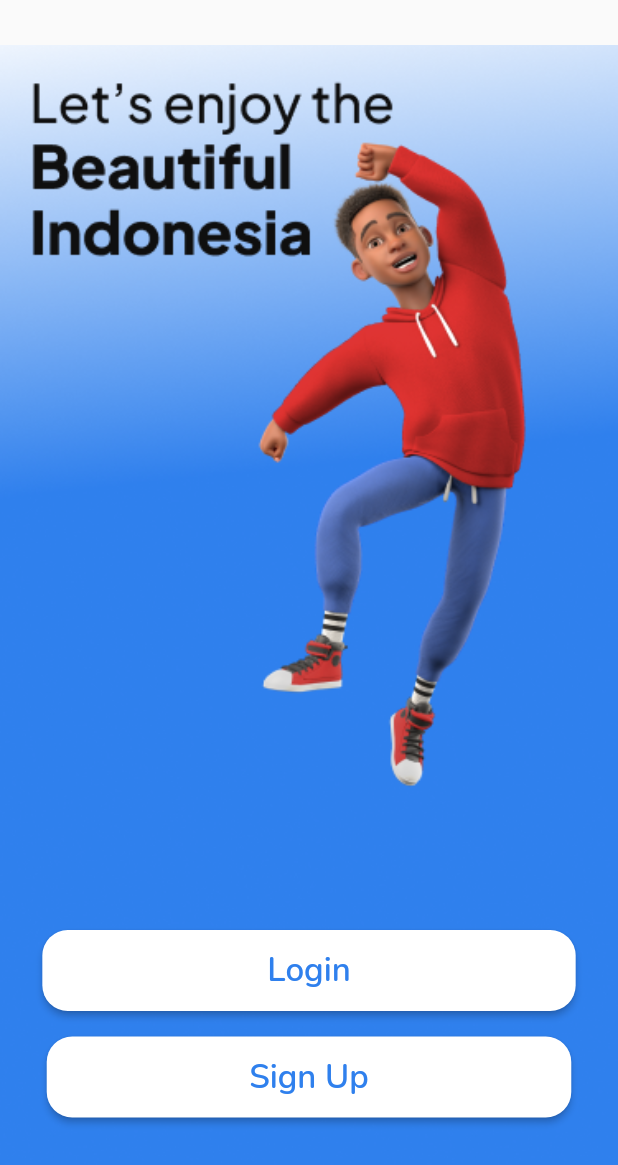
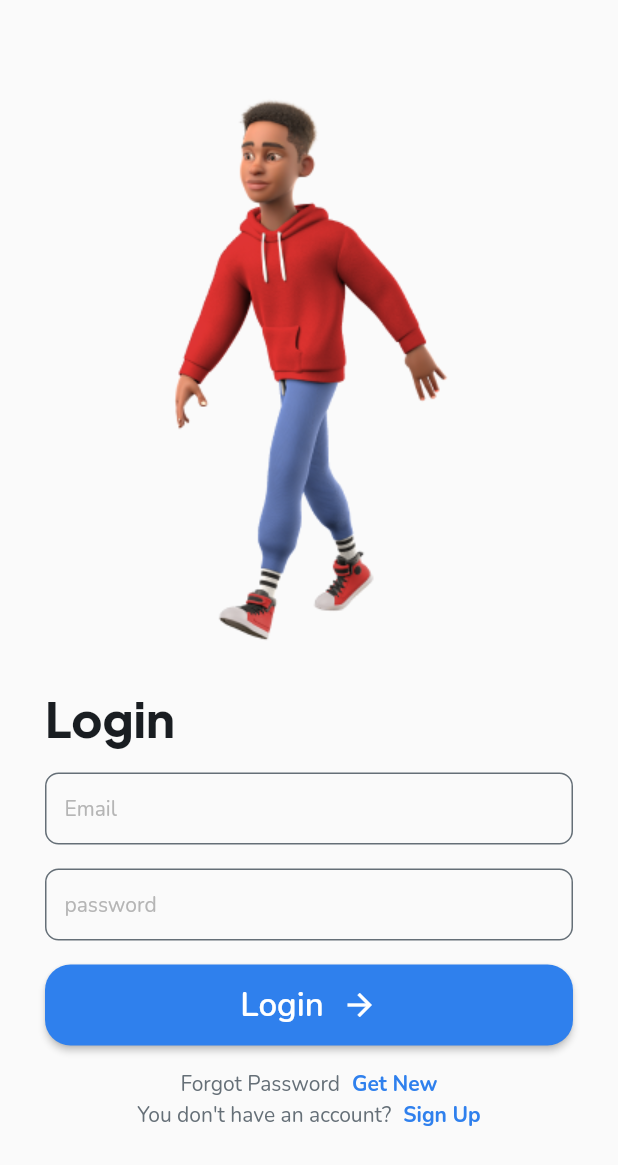
Before and after one commit to baihaqiyazid/tripus-frontend, a Flutter app: the LandingPage screen opened directly, after a tap on "Login", on a phone screen of 412 x 824 dp. Shown: the top 1165 px of the screen. Run offline on Flutter 3.47's test engine with Material 2 defaults, Android fonts, the phone set to English and light mode, and no system bars; our stand-ins replace bloc, email_validator, flutter_bloc, flutter_easyloading, flutter_svg, geocoding and 3 more; missing offline and left inert: dart:ffi, mapbox_search; accounts and stored records are empty.

Commit message:
add files

```diff
--- a/lib/bloc/user_bloc.dart
+++ b/lib/bloc/user_bloc.dart
@@ -34,6 +34,24 @@ class UserBloc extends Bloc<UserEvent, UserState> {
         }
      }
 
+      if (event is UserPostLogin) {
+        emit(UserPostLoading());
+        try {
+          await Future.delayed(const Duration(seconds: 0), () async {
+            UserModel user = await userRepository.login(
+              event.email,
+              event.password
+            );
+
+            emit(UserPostSuccess());
+          });
+        } catch (e) {
+          // print(e);
+          var err = e.toString().replaceAll('Exception: ', '');
+          emit(UserPostError(err));
+        }
+      }
+
       if (event is UserVerifyEvent) {
         emit(UserPostLoading());
         try {
--- a/lib/bloc/user_event.dart
+++ b/lib/bloc/user_event.dart
@@ -10,6 +10,13 @@ class UserPostRegister extends UserEvent {
   UserPostRegister(this.name, this.email, this.password,);
 }
 
+class UserPostLogin extends UserEvent {
+  final String email;
+  final String password;
+
+  UserPostLogin( this.email, this.password,);
+}
+
 class UserVerifyEvent extends UserEvent {
   final String otpCode;
   UserVerifyEvent(this.otpCode);
--- a/lib/data/repository/user_repo.dart
+++ b/lib/data/repository/user_repo.dart
@@ -65,4 +65,25 @@ class UserRepositoryImpl extends UserRepository{
       throw Exception(firstError);
     }
   }
+
+  Future<UserModel> login(String email, password) async {
+    final response = await http.post(Uri.parse('$baseUrl/login'), body: {
+      "email": email,
+      "password": password,
+    });
+
+    if (response.statusCode == 200) {
+      var data = jsonDecode(response.body)['data'];
+      UserModel user = UserModel.fromJson(data['user']);
+      user.token = data['token_type'] + " " + data['access_token'];
+      UserData.setToken(user.token);
+      await UserData.updateUser(user); // save data user yang sudah login ke shared preference
+      // print("UserData: ${UserData.user!.favorite![0].userId}");
+      return user;
+    } else {
+      Map<String, dynamic> responseData = jsonDecode(response.body);
+      throw Exception(responseData['data']['errors']);
+    }
+  }
+
 }
--- a/lib/helper/easy_loading.dart
+++ b/lib/helper/easy_loading.dart
@@ -4,6 +4,7 @@ import 'package:flutter/material.dart';
 class Loading {
   static void showInfo(String message) {
     EasyLoading.instance
+      ..displayDuration = Duration(milliseconds: 600)
       ..loadingStyle = EasyLoadingStyle.custom
       ..backgroundColor = Colors.orangeAccent;
     EasyLoading.showInfo(message);
--- a/lib/helper/theme.dart
+++ b/lib/helper/theme.dart
@@ -1,8 +1,8 @@
 import 'package:flutter/material.dart';
 import 'package:google_fonts/google_fonts.dart';
 
-String baseUrl = "http://192.168.100.242:8000/api";
-String baseUrlImage = "http://192.168.100.242:8000";
+String baseUrl = "http://192.168.100.246:8000/api";
+String baseUrlImage = "http://192.168.100.246:8000";
 
 Color backgroundColor = Color(0xffFFFFFF);
 Color textPrimaryColor = Color(0xff191D21);
--- a/lib/pages/home/home_page.dart
+++ b/lib/pages/home/home_page.dart
@@ -96,6 +96,7 @@ class _HomePageState extends State<HomePage> {
         child: Container(
           padding: EdgeInsets.symmetric(horizontal: 20),
           child: AppBar(
+            automaticallyImplyLeading: false,
             elevation: 0,
             backgroundColor: Colors.transparent,
             title: SvgPicture.asset('assets/logo.svg'),
@@ -113,7 +114,8 @@ class _HomePageState extends State<HomePage> {
           ),
         ),
       ),
-      body: Container(
+      body: SafeArea(
+        child: Container(
           margin: EdgeInsets.only(left: 24, right: 24),
           child: Column(
             children: [
@@ -131,6 +133,7 @@ class _HomePageState extends State<HomePage> {
             ],
           ),
         ),
+      ),
     );
   }
 }
--- a/lib/pages/landing/landing_page.dart
+++ b/lib/pages/landing/landing_page.dart
@@ -1,7 +1,6 @@
 import 'dart:ffi';
 
 import 'package:flutter/material.dart';
-import 'package:flutter_svg/svg.dart';
 
 import '../../helper/theme.dart';
 import 'landing_signup.dart';
@@ -11,23 +10,26 @@ class LandingPage extends StatelessWidget {
 
   @override
   Widget build(BuildContext context) {
-    return Center(
+    return Scaffold(
+      body: Center(
         child: Container(
           margin: EdgeInsets.only(top: 30),
           child: Stack(
+            alignment: Alignment.center,
             children: [
               Image.asset(
-              'assets/background_landing.png', fit: BoxFit.cover, width:  double.infinity,
+                'assets/background_landing.png', fit: BoxFit.cover, width:  double.infinity, height: MediaQuery.of(context).size.height,
               ),
-            Center(
-              child: Positioned(
+              Positioned(
                 top: 0,
                 child: Column(
                   children: [
                     Container(
                       margin: EdgeInsets.only(top: 590, bottom: 17),
                       child: ElevatedButton(
-                          onPressed: () {},
+                          onPressed: () {
+                            Navigator.pushNamed(context, '/login');
+                          },
                         style: ButtonStyle(
                           padding: MaterialStateProperty.all<EdgeInsetsGeometry>(
                             EdgeInsets.symmetric(
@@ -71,9 +73,9 @@ class LandingPage extends StatelessWidget {
                     ),
                   ],
                 ),
-              ),
               )
             ]
+          ),
         ),
       ),
     );
--- a/lib/pages/landing/landing_signup.dart
+++ b/lib/pages/landing/landing_signup.dart
@@ -22,10 +22,7 @@ class LandingSignUp extends StatelessWidget {
                 ),),
               ),
               Center(
-                child: Positioned(
-                  top: 0,
                 child: Column(
-                    crossAxisAlignment: CrossAxisAlignment.start,
                   children: [
                     Container(
                       margin: EdgeInsets.only(top: 590, bottom: 17),
@@ -74,7 +71,6 @@ class LandingSignUp extends StatelessWidget {
                     ),
                   ],
                 ),
-                ),
               )
             ]
         ),
--- /dev/null
+++ b/lib/pages/login_page.dart
@@ -0,0 +1,246 @@
+import 'dart:async';
+
+import 'package:email_validator/email_validator.dart';
+import 'package:flutter/material.dart';
+import 'package:flutter_bloc/flutter_bloc.dart';
+import 'package:flutter_easyloading/flutter_easyloading.dart';
+
+import '../bloc/user_bloc.dart';
+import '../helper/easy_loading.dart';
+import '../helper/theme.dart';
+
+class LoginPage extends StatefulWidget {
+  const LoginPage({super.key});
+
+  @override
+  State<LoginPage> createState() => _LoginPageState();
+}
+
+class _LoginPageState extends State<LoginPage> {
+  TextEditingController emailController = TextEditingController(text: '');
+  TextEditingController passwordController = TextEditingController(text: '');
+
+  Timer? _timer;
+
+  void initState() {
+    super.initState();
+    EasyLoading.addStatusCallback((status) {
+      if (status == EasyLoadingStatus.dismiss) {
+        _timer?.cancel();
+      }
+    });
+  }
+
+  @override
+  Widget build(BuildContext context) {
+    handleLogin() {
+      FocusScope.of(context).unfocus();
+
+      BlocProvider.of<UserBloc>(context).add(UserPostLogin(
+        emailController.text,
+        passwordController.text,
+      ));
+    }
+
+    Widget emailInput() {
+      return Container(
+        margin: EdgeInsets.symmetric(horizontal: 30, vertical: 16),
+        padding: EdgeInsets.all(12),
+        decoration: BoxDecoration(
+            border: Border.all(color: textSecondaryColor),
+            borderRadius: BorderRadius.circular(9)),
+        child: TextFormField(
+          controller: emailController,
+          style: primaryTextStyle,
+          decoration: InputDecoration.collapsed(
+              hintText: "Email",
+              hintStyle: hintTextStyle.copyWith(
+                fontSize: 14,
+              )),
+          textAlign: TextAlign.start,
+        ),
+      );
+    }
+
+    Widget passwordInput() {
+      return Container(
+        margin: EdgeInsets.symmetric(horizontal: 30),
+        padding: EdgeInsets.all(12),
+        decoration: BoxDecoration(
+            border: Border.all(color: textSecondaryColor),
+            borderRadius: BorderRadius.circular(9)),
+        child: TextFormField(
+          controller: passwordController,
+          style: primaryTextStyle,
+          obscureText: true,
+          decoration: InputDecoration.collapsed(
+              hintText: "password",
+              hintStyle: hintTextStyle.copyWith(
+                fontSize: 14,
+              )),
+          textAlign: TextAlign.start,
+        ),
+      );
+    }
+
+    Widget buttonLogin() {
+      return Container(
+        margin: EdgeInsets.only(top: 16, left: 30, right: 30),
+        child: ElevatedButton(
+          onPressed: () {
+            if (emailController.text.isEmpty) {
+              Loading.showInfo("Email field is required");
+            } else if (!EmailValidator.validate(emailController.text)) {
+              Loading.showInfo("Incorrect email format");
+            } else if (passwordController.text.isEmpty) {
+              Loading.showInfo("Password field is required");
+            } else {
+              handleLogin();
+            }
+          },
+          style: ButtonStyle(
+            padding: MaterialStateProperty.all<EdgeInsetsGeometry>(
+              EdgeInsets.symmetric(
+                  vertical: 12), // Set the desired padding values
+            ),
+            shape: MaterialStateProperty.all<RoundedRectangleBorder>(
+              RoundedRectangleBorder(
+                borderRadius:
+                BorderRadius.circular(17), // Set the desired border radius
+              ),
+            ),
+            backgroundColor:
+            MaterialStateProperty.all<Color>(textButtonSecondaryColor),
+          ),
+          child: Row(
+            mainAxisAlignment: MainAxisAlignment.center,
+            children: [
+              Text(
+                "Login",
+                style: buttonPrimaryTextStyle.copyWith(
+                    fontSize: 22, fontWeight: semibold),
+              ),
+              SizedBox(
+                width: 12,
+              ),
+              Icon(
+                Icons.arrow_forward_sharp,
+                color: Colors.white,
+              )
+            ],
+          ),
+        ),
+      );
+    }
+
+    Widget footer() {
+      return Container(
+          margin: EdgeInsets.only(left: 30, top: 16, right: 30),
+          child: Column(
+            children: [
+              Row(
+                mainAxisAlignment: MainAxisAlignment.center,
+                children: [
+                  Text("Forgot Password",
+                      style: secondaryTextStyle.copyWith(fontSize: 14)),
+                  SizedBox(width: 8),
+                  GestureDetector(
+                    onTap: () {
+                      print("di tap");
+                    },
+                    child: Text(
+                      "Get New",
+                      style: buttonSecondaryTextStyle.copyWith(
+                          fontSize: 14, fontWeight: FontWeight.bold),
+                    ),
+                  )
+                ],
+              ),
+              SizedBox(height: 2),
+              Row(
+                mainAxisAlignment: MainAxisAlignment.center,
+                children: [
+                  Text("You don't have an account?",
+                      style: secondaryTextStyle.copyWith(fontSize: 14)),
+                  SizedBox(width: 8),
+                  GestureDetector(
+                    onTap: () {
+                      Navigator.pushNamed(context, '/register');
+                    },
+                    child: Text(
+                      "Sign Up",
+                      style: buttonSecondaryTextStyle.copyWith(
+                          fontSize: 14, fontWeight: FontWeight.bold),
+                    ),
+                  )
+                ],
+              )
+            ],
+          ));
+    }
+
+    return Scaffold(
+        body: SafeArea(
+          child: SingleChildScrollView(
+            reverse: true,
+            child: SizedBox(
+              height: MediaQuery
+                  .of(context)
+                  .size
+                  .height,
+              child: Container(
+                margin: EdgeInsets.only(top: 53),
+                child: SingleChildScrollView(
+                  child: BlocConsumer<UserBloc, UserState>(
+                    listener: (context, state) {
+                      if (state is UserPostError) {
+                        _timer?.cancel();
+                        EasyLoading.instance
+                          ..loadingStyle = EasyLoadingStyle.custom
+                          ..backgroundColor = Colors.redAccent;
+                        EasyLoading.showError(state.code,
+                            maskType: EasyLoadingMaskType.black);
+                        EasyLoading.dismiss();
+                      } else if (state is UserPostLoading) {
+                        _timer?.cancel();
+                        EasyLoading.instance
+                          ..loadingStyle = EasyLoadingStyle.custom
+                          ..backgroundColor = Colors.black;
+                        EasyLoading.show(
+                          status: 'loading...',
+                        );
+                        print('EasyLoading show');
+                      } else if (state is UserPostSuccess) {
+                        print("success");
+                        Navigator.pushNamed(context, '/home');
+                        EasyLoading.dismiss();
+                      }
+                    },
+                    builder: (context, state) {
+                      return Column(
+                        crossAxisAlignment: CrossAxisAlignment.start,
+                        children: [
+                          Center(child: Image.asset('assets/walking.png')),
+                          Container(
+                              padding: EdgeInsets.symmetric(horizontal: 30),
+                              child: Text(
+                                "Login",
+                                style: primaryTextStylePlusJakartaSans.copyWith(
+                                    fontWeight: FontWeight.w800, fontSize: 32),
+                              )),
+                          emailInput(),
+                          passwordInput(),
+                          buttonLogin(),
+                          // Footer()
+                          footer(),
+                        ],
+                      );
+                    },
+                  ),
+                ),
+              ),
+            ),
+          ),
+        ));
+  }
+}
--- a/pubspec.yaml
+++ b/pubspec.yaml
@@ -43,6 +43,7 @@ dependencies:
   shared_preferences: ^2.2.0
   mapbox_search: any
   geocoding: ^2.1.0
+  email_validator: ^2.1.17
 
 dev_dependencies:
   flutter_test:
```
Also changed, not shown: lib/main.dart (+10 -2 lines), lib/pages/home/post_feeds_page.dart (+3 -13 lines), lib/pages/register/register_page.dart (renamed from lib/pages/register_page.dart, +18 -8 lines), lib/pages/splash_page.dart (+21 -9 lines), assets/walking.png (added), pubspec.lock, 1 other file. Lines whose indentation alone changed are shown as unchanged.
